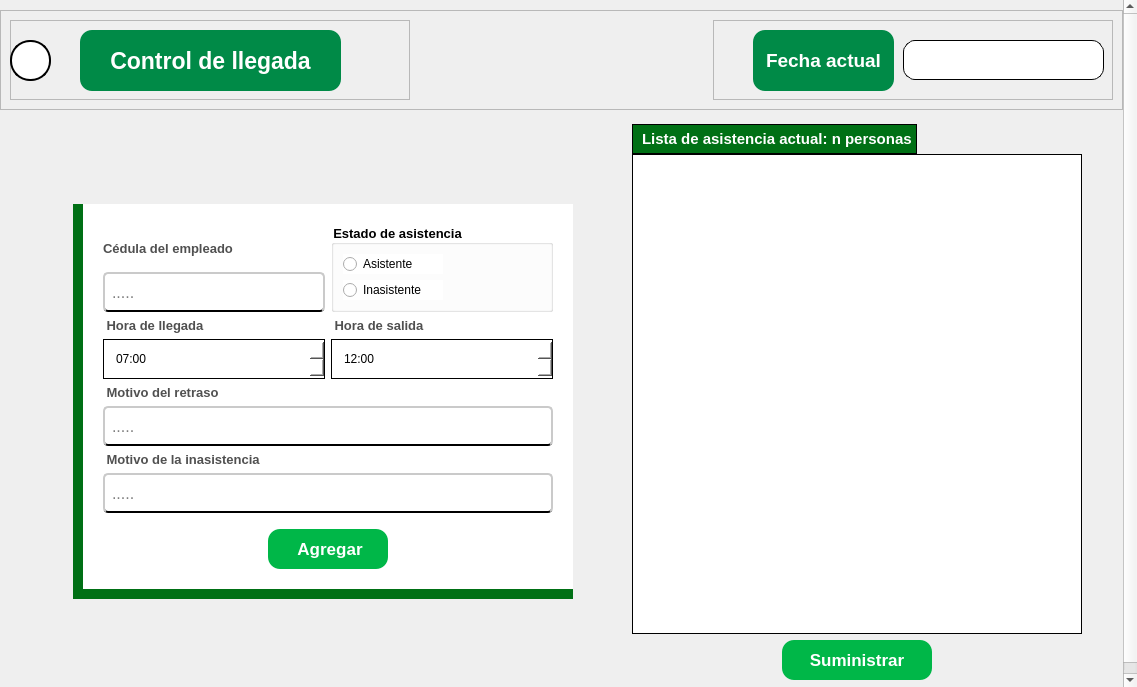
Qt form elementos_graficos_ui/pantalla_de_control_de_llegada_del_personal.ui (Enmanuel-86/TELA-APP) before a commit.
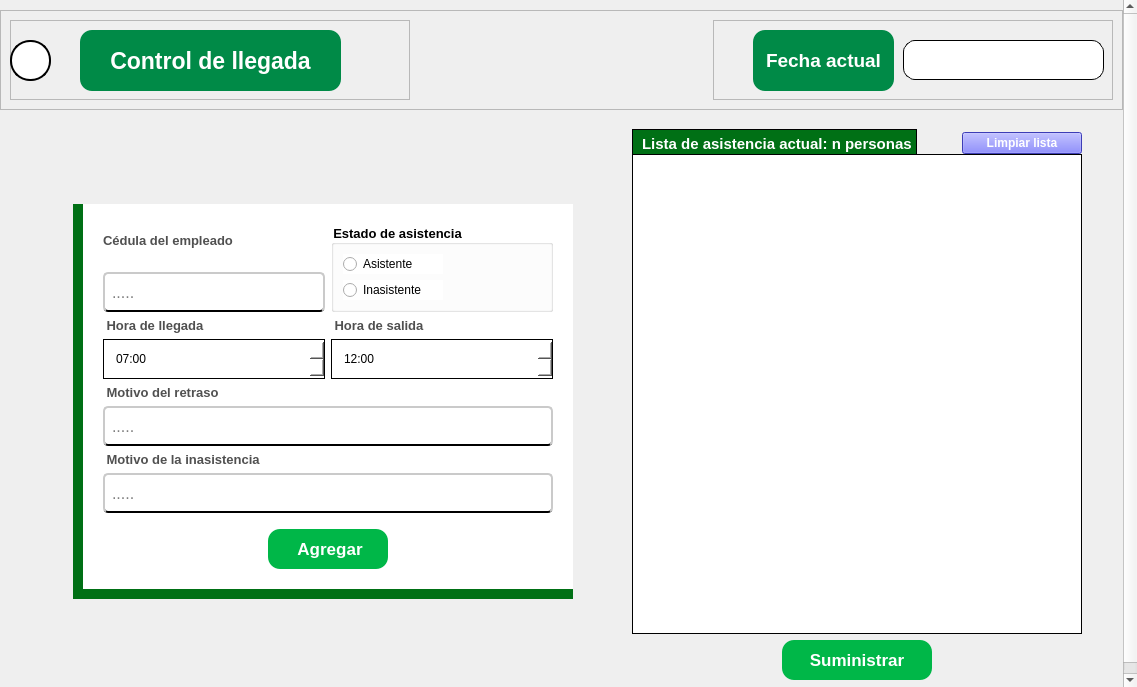
The same form after that commit. Icons and pictures are not drawn.

Commit message: nuevos elementos en la interfaz de la pantalla control de asistencia

```diff
--- a/elementos_graficos_ui/pantalla_de_control_de_llegada_del_personal.ui
+++ b/elementos_graficos_ui/pantalla_de_control_de_llegada_del_personal.ui
@@ -447,6 +447,33 @@
                     </property>
                    </widget>
                   </item>
+                  <item>
+                   <widget class="QLabel" name="label_nombre_empleado_guia">
+                    <property name="minimumSize">
+                     <size>
+                      <width>0</width>
+                      <height>10</height>
+                     </size>
+                    </property>
+                    <property name="maximumSize">
+                     <size>
+                      <width>16777215</width>
+                      <height>15</height>
+                     </size>
+                    </property>
+                    <property name="font">
+                     <font>
+                      <family>Arial</family>
+                     </font>
+                    </property>
+                    <property name="styleSheet">
+                     <string notr="true">border:none;</string>
+                    </property>
+                    <property name="text">
+                     <string/>
+                    </property>
+                   </widget>
+                  </item>
                   <item>
                    <widget class="QLineEdit" name="input_cedula_empleado">
                     <property name="minimumSize">
@@ -1032,13 +1059,13 @@
 
 </string>
                </property>
-               <layout class="QVBoxLayout" name="verticalLayout_11">
+               <layout class="QVBoxLayout" name="verticalLayout_10">
                 <item>
-                 <layout class="QVBoxLayout" name="verticalLayout_10">
-                  <property name="spacing">
+                 <layout class="QGridLayout" name="gridLayout_2">
+                  <property name="verticalSpacing">
                    <number>0</number>
                   </property>
-                  <item alignment="Qt::AlignTop">
+                  <item row="0" column="0">
                    <widget class="QLabel" name="label_titulo_asistencia">
                     <property name="minimumSize">
                      <size>
@@ -1082,7 +1109,63 @@
                     </property>
                    </widget>
                   </item>
-                  <item>
+                  <item row="0" column="1" alignment="Qt::AlignRight|Qt::AlignBottom">
+                   <widget class="QPushButton" name="boton_limpiar_lista">
+                    <property name="sizePolicy">
+                     <sizepolicy hsizetype="Minimum" vsizetype="Fixed">
+                      <horstretch>0</horstretch>
+                      <verstretch>10</verstretch>
+                     </sizepolicy>
+                    </property>
+                    <property name="minimumSize">
+                     <size>
+                      <width>120</width>
+                      <height>20</height>
+                     </size>
+                    </property>
+                    <property name="maximumSize">
+                     <size>
+                      <width>400</width>
+                      <height>16777215</height>
+                     </size>
+                    </property>
+                    <property name="font">
+                     <font>
+                      <family>Arial</family>
+                      <pointsize>9</pointsize>
+                      <weight>75</weight>
+                      <bold>true</bold>
+                     </font>
+                    </property>
+                    <property name="cursor">
+                     <cursorShape>PointingHandCursor</cursorShape>
+                    </property>
+                    <property name="styleSheet">
+                     <string notr="true">QPushButton{
+
+	background-color: rgb(85, 85, 255);
+	
+	color: rgb(255, 255, 255);
+
+}
+
+QPushButton:hover{
+
+	
+	background-color: rgb(34, 26, 143);
+
+}</string>
+                    </property>
+                    <property name="text">
+                     <string comment="hola" extracomment="sd">Limpiar lista</string>
+                    </property>
+                    <property name="icon">
+                     <iconset>
+                      <normaloff>../recursos_de_imagenes/iconos_de_interfaz/brocha.png</normaloff>../recursos_de_imagenes/iconos_de_interfaz/brocha.png</iconset>
+                    </property>
+                   </widget>
+                  </item>
+                  <item row="1" column="0" colspan="2">
                    <widget class="QListWidget" name="lista_asistencia">
                     <property name="sizePolicy">
                      <sizepolicy hsizetype="Preferred" vsizetype="Preferred">
```
The commit also changes 2 other files.
